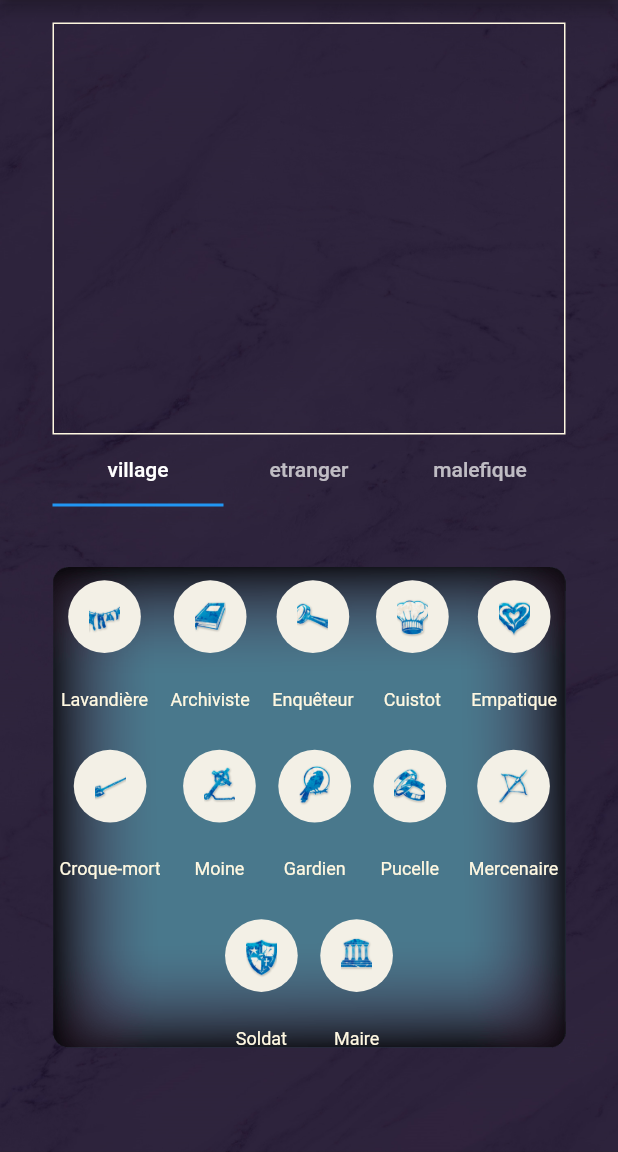
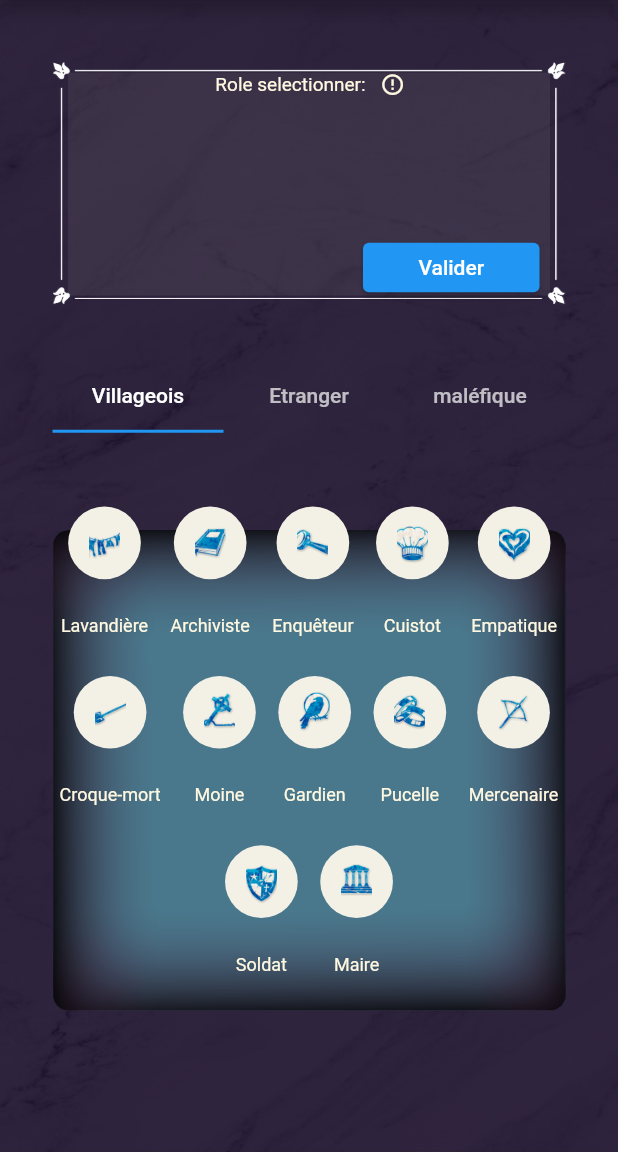
Before and after one commit to Herold-Ka/BOTC, a Flutter app: the screen it shows after launch, on a phone screen of 412 x 824 dp, the part 84-1236 px from its top. Run offline on Flutter 3.47's test engine with Material 2 defaults, Android fonts, the light colour scheme and no system bars; our stand-ins replace get, google_fonts.

Commit message:
Miss on SelectCompo: Link to then next page and background bleu

```diff
--- a/lib/Component/SelectCompo/ViewCompo.dart
+++ b/lib/Component/SelectCompo/ViewCompo.dart
@@ -3,6 +3,7 @@ import 'package:get/get.dart';
 import 'package:google_fonts/google_fonts.dart';
 import 'package:flutter/material.dart';
 import '../Composition.dart';
+import 'package:google_fonts/google_fonts.dart';
 import 'package:provider/provider.dart';
 
 @override
@@ -21,12 +22,49 @@ class _ViewCompo extends State<ViewCompo> {
     double height = MediaQuery.of(context).size.height;
     double width = MediaQuery.of(context).size.width;
     return Container(
-        height: height / 3,
-        width: width / 1.15,
-        margin: const EdgeInsets.only(top: 10),
+        height: height / 3.5,
+        decoration: const BoxDecoration(
+            image: DecorationImage(
+                image: AssetImage(
+                  'assets/image/background/Rectangle-deco-selection-perso.png',
+                ),
+                fit: BoxFit.fitWidth)),
+        child: Center(
+          child: ConstrainedBox(
+            constraints: BoxConstraints(minHeight: 50, maxHeight: height / 4.8),
+            child: Container(
+                margin: EdgeInsets.only(
+                    top: height * 0.014,
+                    bottom: height * 0.014,
+                    left: width / 40,
+                    right: width / 40),
                 decoration: BoxDecoration(
-            border: Border.all(width: 1, color: Colors.amber.shade50)),
+                  color: Colors.grey.withOpacity(0.122),
+                ),
+                child: Column(
+                  children: <Widget>[
+                    SizedBox(
+                      child: Wrap(
+                        spacing: width / 50,
+                        children: <Widget>[
+                          Text('Role selectionner: ',
+                              textAlign: TextAlign.center,
+                              style: GoogleFonts.roboto(
+                                  fontSize: height / 65,
+                                  color: Colors.amber.shade50)),
+                          Icon(
+                            Icons.error_outline,
+                            size: height / 50,
+                            color: Colors.amber.shade50,
+                          ),
+                        ],
+                      ),
+                    ),
+                    SizedBox(
+                      height: height / 8.5,
+                      width: double.infinity,
                       child: ListView.builder(
+                        shrinkWrap: true,
                         itemCount: afficheCompo.length,
                         scrollDirection: Axis.horizontal,
                         itemBuilder: (BuildContext context, index) {
@@ -38,52 +76,72 @@ class _ViewCompo extends State<ViewCompo> {
                                   GestureDetector(
                                     onTap: () {
                                       setState(() {
-                          Provider.of<CompositionProvider>(context,
+                                        Provider.of<CompositionProvider>(
+                                                context,
                                                 listen: false)
-                              .removeToComposition(afficheCompo[index].id,
-                                  index, afficheCompo, storageValue);
+                                            .removeToComposition(
+                                                afficheCompo[index].id,
+                                                index,
+                                                storageValue);
                                       });
                                     },
                                     child: Container(
-                        margin: EdgeInsets.only(top: 10, left: 10),
-                        height: height / 8.5,
-                        width: width / 8.5,
+                                      margin: const EdgeInsets.only(left: 7),
+                                      height: height / 13,
+                                      width: width / 13,
                                       decoration: const BoxDecoration(
                                           shape: BoxShape.circle,
-                            color: Color.fromARGB(255, 243, 240, 230)),
+                                          color: Color.fromARGB(
+                                              255, 243, 240, 230)),
                                       child: Row(
-                            mainAxisAlignment: MainAxisAlignment.center,
+                                          mainAxisAlignment:
+                                              MainAxisAlignment.center,
                                           children: [
                                             Container(
-                                height: height / 20,
-                                width: width / 20,
+                                              height: height / 25,
+                                              width: width / 25,
                                               decoration: BoxDecoration(
                                                   image: DecorationImage(
                                                       image: AssetImage(
-                                            afficheCompo[index].roleImage),
+                                                          afficheCompo[index]
+                                                              .roleImage),
                                                       fit: BoxFit.cover)),
-                                /*child: Text(st.roleName),*/
                                             ),
                                           ]),
                                     ),
                                   ),
-                    SizedBox(
-                      height: 25,
+                                  Container(
+                                    margin: const EdgeInsets.only(left: 7),
                                     child: Text(
                                       afficheCompo[index].roleName,
                                       textAlign: TextAlign.center,
                                       style: GoogleFonts.roboto(
-                            fontSize: 12, color: Colors.amber.shade50),
+                                          fontSize: height / 90,
+                                          color: Colors.amber.shade50),
                                     ),
                                   )
                                 ],
                               )
                             ],
-            ); /*Text(afficheCompo[index].roleName,
-                textAlign: TextAlign.center,
-                style: GoogleFonts.roboto(
-                    fontSize: 12, color: Colors.amber.shade50));*/
+                          );
                         },
+                      ),
+                    ),
+                    Align(
+                      alignment: Alignment.centerRight,
+                      child: Container(
+                        height: height / 25,
+                        width: width / 3.5,
+                        margin: const EdgeInsets.only(right: 7),
+                        child: ElevatedButton(
+                          onPressed: () {},
+                          child: Text("Valider"),
+                        ),
+                      ),
+                    )
+                  ],
+                )),
+          ),
         ));
   }
 }
--- a/lib/Pages/Views/SelectCompo.dart
+++ b/lib/Pages/Views/SelectCompo.dart
@@ -9,7 +9,7 @@ import 'package:provider/provider.dart';
 /*import '../../Component/SelectCompo/SelectCompoDemon.dart';*/
 class CompositionProvider extends ChangeNotifier {
   List<CompositionModel> listProvider = List.empty(growable: true);
-  List<int> tampon = [];
+  List<int> tampon = List.empty(growable: true);
   void addToComposition(CompositionModel newValue) {
     listProvider.add(newValue);
     notifyListeners();
@@ -21,17 +21,14 @@ class CompositionProvider extends ChangeNotifier {
 
   // ignore: non_constant_identifier_names
   void TamponComposition(tamponValue) {
-    tamponValue = tampon;
+    tampon = tamponValue;
   }
 
-  void removeToComposition(
-      idValue, indexValue, List listValue, List tamponValue) {
-    if (tampon.contains(idValue) != true) {
+  void removeToComposition(idValue, indexValue, List tamponValue) {
+    if (tampon.contains(idValue) != false) {
       listProvider.removeAt(indexValue);
-      listValue.removeAt(indexValue);
-      tampon.removeAt(indexValue);
-      tamponValue.removeAt(indexValue);
-      print('fuck');
+      tampon.removeAt(tampon.indexOf(idValue));
+      tamponValue = tampon;
     } else {
       print('double fuck');
     }
@@ -83,9 +80,9 @@ class _SelectCompoState extends State<SelectCompo>
                   TabBar(
                     controller: _tabController,
                     tabs: const [
-                      Tab(text: 'village'),
-                      Tab(text: 'etranger'),
-                      Tab(text: 'malefique'),
+                      Tab(text: 'Villageois'),
+                      Tab(text: 'Etranger'),
+                      Tab(text: 'maléfique'),
                     ],
                   ),
                   Expanded(
--- a/pubspec.yaml
+++ b/pubspec.yaml
@@ -62,6 +62,7 @@ flutter:
   uses-material-design: true
 
   assets:
+    - assets/image/background/Rectangle-deco-selection-perso.png
     - assets/image/background/Fond-violet.png
     - assets/image/background/Fichier 1-80.png
     - assets/image/background/background2.png
```
Also changed, not shown: assets/image/background/Rectangle-deco-selection-perso.png. Lines whose indentation alone changed are shown as unchanged.
